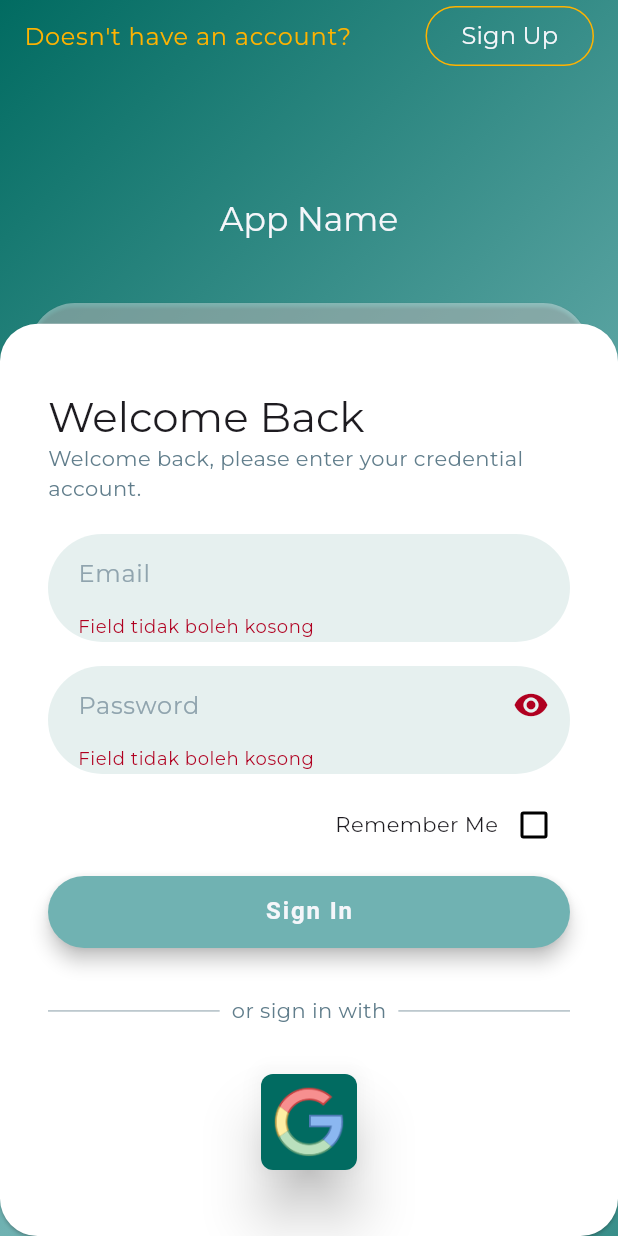
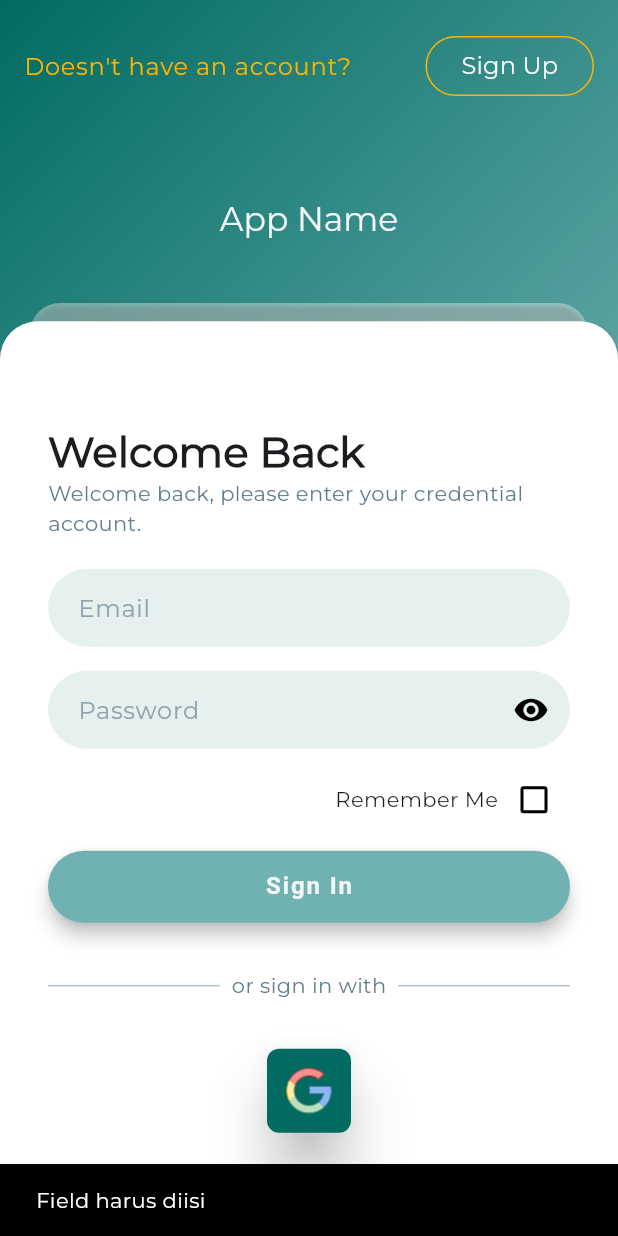
Before and after one commit to alramdhan/builder_bloc_template, a Flutter app: the screen it shows after launch, after a tap on "Sign In", on a phone screen of 412 x 824 dp. Run offline on Flutter 3.47's test engine with Material 3 defaults, Android fonts, the phone set to English and light mode, and no system bars; our stand-ins replace equatable, firebase_auth, firebase_core, flutter_bloc, flutter_spinkit, get_it and 1 more; accounts and stored records are empty.

Commit message:
update auth login flow

```diff
--- a/lib/core/config/error/exception.dart
+++ b/lib/core/config/error/exception.dart
@@ -1 +1,5 @@
-class ServerException implements Exception {}
+class ServerException implements Exception {
+  Exception e;
+
+  ServerException(this.e);
+}
--- a/lib/data/repositories/auth_repository.dart
+++ b/lib/data/repositories/auth_repository.dart
@@ -15,8 +15,9 @@ class AuthRepositoryImpl extends AuthRepository {
       final userModel = await authDatasource.login(email, password);
 
       return SuccessResponse(userModel);
-    } on ServerException {
-      return const FailureResponse(statusCode: 500, message: "Error");
+    } on ServerException catch(e) {
+      print("e $e");
+      return const FailureResponse(statusCode: 500, message: "Unknown Error");
     }
   }
 
--- a/lib/presentation/views/auth/bloc/auth_bloc.dart
+++ b/lib/presentation/views/auth/bloc/auth_bloc.dart
@@ -19,6 +19,7 @@ class AuthBloc extends Bloc<AuthEvent, AuthState> {
     Emitter<AuthState> emit
   ) async {
     emit(SigninLoading());
+    await Future.delayed(const Duration(milliseconds: 500));
 
     final result = await useCase(event.email, event.password);
     if(result.success) {
--- a/lib/presentation/views/auth/login_page.dart
+++ b/lib/presentation/views/auth/login_page.dart
@@ -3,10 +3,13 @@ import 'package:builder_bloc_template/core/constants/app_color.dart';
 import 'package:builder_bloc_template/core/di/service_locator.dart';
 import 'package:builder_bloc_template/presentation/views/auth/bloc/auth_bloc.dart';
 import 'package:builder_bloc_template/presentation/views/auth/register_page.dart';
+import 'package:builder_bloc_template/presentation/views/home/home_page.dart';
 import 'package:builder_bloc_template/presentation/widgets/forms/check_box.dart';
 import 'package:builder_bloc_template/presentation/widgets/forms/text_field.dart';
 import 'package:flutter/material.dart';
 import 'package:flutter_bloc/flutter_bloc.dart';
+import 'package:flutter_spinkit/flutter_spinkit.dart';
+import 'package:logger/logger.dart';
 
 class LoginPage extends StatelessWidget {
   const LoginPage({super.key});
@@ -31,6 +34,8 @@ class _LoginViewState extends State<LoginView> with TickerProviderStateMixin {
   final GlobalKey<FormState> _formKey = GlobalKey<FormState>();
   final _emailController = TextEditingController();
   final _pwdController = TextEditingController();
+  String? _email;
+  String? _password;
 
   final _scaffoldKey = GlobalKey<ScaffoldState>();
   late final AnimationController _animationController;
@@ -38,6 +43,7 @@ class _LoginViewState extends State<LoginView> with TickerProviderStateMixin {
   late final Animation<Offset> _animationOffset;
   late final Animation<Offset> _animRegisOffset;
   bool _isRemember = false;
+  final logger = Logger();
 
   @override
   void initState() {
@@ -80,16 +86,25 @@ class _LoginViewState extends State<LoginView> with TickerProviderStateMixin {
   @override
   void dispose() {
     _animationController.dispose();
+    _animRegisController.dispose();
     _emailController.dispose();
     _pwdController.dispose();
     super.dispose();
   }
 
   Future _doLogin() async {
-    if(_formKey.currentState!.validate()) {
+    logger.d("email $_email");
+    logger.d("pwd $_password");
+    if(_email != null || _password != null) {
       context.read<AuthBloc>().add(
         SigninSubmitted(email: _emailController.text, password: _pwdController.text)
       );
+    } else {
+      ScaffoldMessenger.of(context)
+        ..hideCurrentSnackBar()
+        ..showSnackBar(
+          const SnackBar(content: Text("Field harus diisi"))
+        );
     }
   }
 
@@ -101,12 +116,17 @@ class _LoginViewState extends State<LoginView> with TickerProviderStateMixin {
       key: _scaffoldKey,
       body: BlocConsumer<AuthBloc, AuthState>(
         listener: (context, state) {
+          logger.d("state $state");
           if(state is SigninFailure) {
             ScaffoldMessenger.of(context)
               ..hideCurrentSnackBar()
               ..showSnackBar(
                 SnackBar(content: Text(state.error.message))
               );
+          }
+
+          if(state is SigninSuccess) {
+            sl<AppRouter>().push(HomePage());
           }
         },
         builder: (context, state) {
@@ -125,7 +145,7 @@ class _LoginViewState extends State<LoginView> with TickerProviderStateMixin {
             child: Stack(
               children: [
                 Positioned(
-                  top: MediaQuery.paddingOf(context).top,
+                  top: MediaQuery.paddingOf(context).top + 20,
                   left: 0,
                   right: 0,
                   child: _buildRegisterContent()
@@ -204,7 +224,7 @@ class _LoginViewState extends State<LoginView> with TickerProviderStateMixin {
               alignment: Alignment.center,
               child: Card(
                 color: Colors.white38,
-                shape: const RoundedRectangleBorder(borderRadius: BorderRadius.all(Radius.circular(30))),
+                shape: const RoundedRectangleBorder(borderRadius: BorderRadius.all(Radius.circular(20))),
                 child: SizedBox(
                   width: size.width - 40,
                   height: size.height * .75
@@ -216,10 +236,15 @@ class _LoginViewState extends State<LoginView> with TickerProviderStateMixin {
               child: Card(
                 margin: EdgeInsets.zero,
                 color: Colors.white,
-                shape: const RoundedRectangleBorder(borderRadius: BorderRadius.all(Radius.circular(25))),
+                shape: const RoundedRectangleBorder(
+                  borderRadius: BorderRadius.only(
+                    topLeft: Radius.circular(25),
+                    topRight: Radius.circular(25),
+                  )
+                ),
                 child: SizedBox(
                   width: size.width,
-                  height: size.height * .738,
+                  height: size.height * .74,
                   child: _buildFormLogin(state)
                 ),
               ),
@@ -244,7 +269,7 @@ class _LoginViewState extends State<LoginView> with TickerProviderStateMixin {
               children: [
                 Text("Welcome Back",
                   style: Theme.of(context).textTheme.headlineMedium!.copyWith(
-
+                    fontWeight: FontWeight.w700
                   ),
                 ),
                 const Text("Welcome back, please enter your credential account.",
@@ -255,12 +280,18 @@ class _LoginViewState extends State<LoginView> with TickerProviderStateMixin {
             const SizedBox(height: 20),
             CustomTFField(
               controller: _emailController,
+              onChanged: (value) {
+                _email = value;
+              },
               hintText: "Email",
             ),
             const SizedBox(height: 16),
             CustomTFField(
               controller: _pwdController,
               hintText: "Password",
+              onChanged: (value) {
+                _password = value;
+              },
               obscureText: true,
             ),
             const SizedBox(height: 10),
@@ -323,11 +354,9 @@ class _LoginViewState extends State<LoginView> with TickerProviderStateMixin {
       child: ElevatedButton(
         onPressed: _doLogin,
         child: state is SigninLoading
-          ? const SizedBox.square(
-            dimension: 26,
-            child: CircularProgressIndicator(
-              color: Colors.white
-            ),
+          ? const SpinKitThreeInOut(
+            size: 24,
+            color: Colors.white
           ) : const Text("Sign In")
       ),
     );
@@ -341,13 +370,13 @@ class _LoginViewState extends State<LoginView> with TickerProviderStateMixin {
           style: IconButton.styleFrom(
             backgroundColor: Theme.of(context).colorScheme.primary,
             shape: RoundedRectangleBorder(borderRadius: BorderRadius.circular(8)),
-            padding: const EdgeInsets.all(8),
+            padding: const EdgeInsets.all(12),
             elevation: 16,
             shadowColor: Colors.black
           ),
           onPressed: () {},
           icon: Image.asset("assets/images/google.png",
-            width: 48,
+            width: 32,
           )
         )
       ],
--- a/lib/presentation/widgets/forms/text_field.dart
+++ b/lib/presentation/widgets/forms/text_field.dart
@@ -7,6 +7,7 @@ class CustomTFField extends StatefulWidget {
     required this.controller,
     this.obscureText = false,
     this.onFieldSubmitted,
+    this.onChanged,
     this.hintText,
   });
 
@@ -14,6 +15,7 @@ class CustomTFField extends StatefulWidget {
   final bool obscureText;
   final String? hintText;
   final void Function(String)? onFieldSubmitted;
+  final void Function(String)? onChanged;
 
   @override
   State<CustomTFField> createState() => _CustomTFFieldState();
@@ -62,15 +64,17 @@ class _CustomTFFieldState extends State<CustomTFField> {
           FocusScope.of(context).unfocus();
         },
         onFieldSubmitted: widget.onFieldSubmitted,
-        validator: (value) {
-          if(value == null || value.isEmpty) {
-            return "Field tidak boleh kosong";
-          }
+        onChanged: widget.onChanged,
+        // validator: (value) {
+        //   if(value == null || value.isEmpty) {
+        //     return "";
+        //   }
 
-          return null;
-        },
+        //   return null;
+        // },
+        // autovalidateMode: AutovalidateMode.onUserInteraction,
         obscureText: _obscureText,
-        cursorColor: Theme.of(context).colorScheme.secondary,
+        cursorColor: Theme.of(context).colorScheme.tertiary,
         decoration: InputDecoration(
           hintText: widget.hintText,
           suffixIcon: widget.obscureText ? IconButton(
```
Also changed, not shown: lib/data/datasources/auth_datasource.dart (+6 -6 lines), lib/presentation/views/home/home_page.dart (added, +32 -0 lines).
